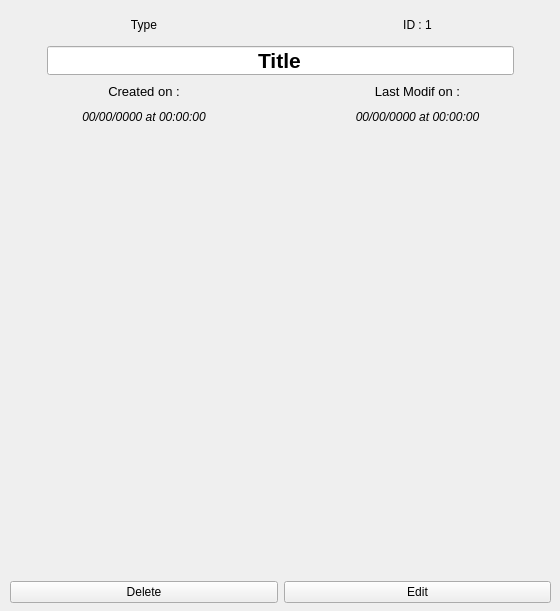
Before: the Qt Designer form 2.Application/plurinotes/views/v_centralnote.ui in maxime-lucas/utc-lo21-plurinotes, drawn with Qt 5.
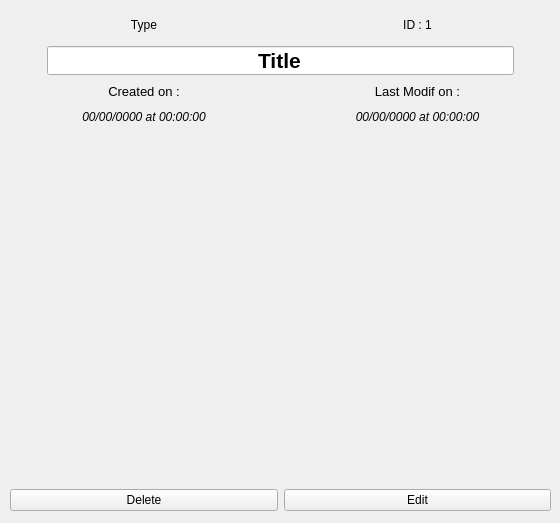
After: the same form once the commit is applied.

The edit to the form file:
```diff
--- a/2.Application/plurinotes/views/v_centralnote.ui
+++ b/2.Application/plurinotes/views/v_centralnote.ui
@@ -10,7 +10,7 @@
     <x>0</x>
     <y>0</y>
     <width>560</width>
-    <height>611</height>
+    <height>523</height>
    </rect>
   </property>
   <property name="windowTitle">
@@ -25,7 +25,7 @@
      <x>10</x>
      <y>10</y>
      <width>541</width>
-     <height>593</height>
+     <height>501</height>
     </rect>
    </property>
    <layout class="QGridLayout" name="gridLayout">
```
